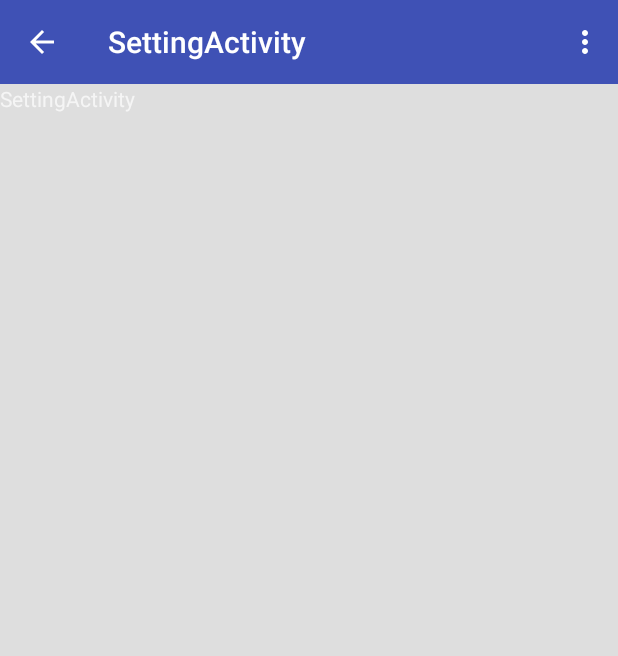
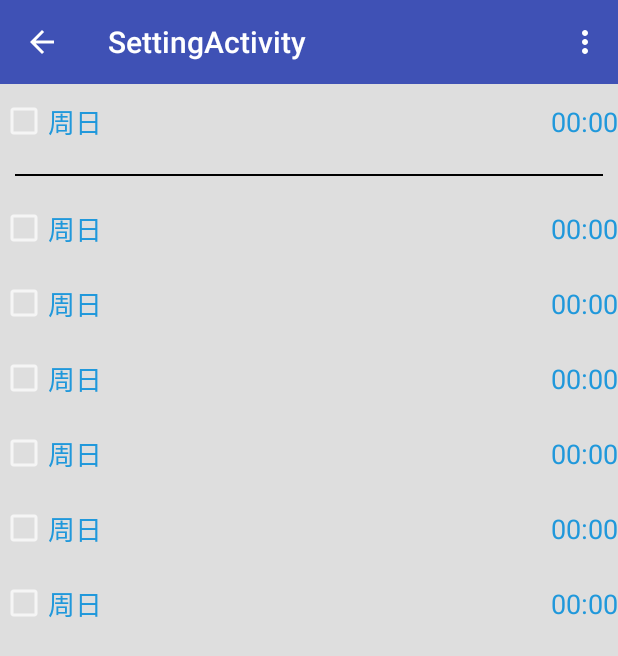
Before and after one commit to StevenKo/pullups, an Android app: the AlertSettingActivity screen opened directly, with no data from a screen before it, on a phone screen of 412 x 824 dp. Shown: the top 656 px of the screen. Run offline under Robolectric (Android 15) with nearby library versions, the phone set to English and light mode, and no system bars.

Commit message:
go pro & alertsetting

```diff
--- a/app/src/main/java/com/kosbrother/pullups/alert_setting/AlertSettingActivity.java
+++ b/app/src/main/java/com/kosbrother/pullups/alert_setting/AlertSettingActivity.java
@@ -16,7 +16,7 @@ public class AlertSettingActivity extends ActionBarActivity {
     @Override
     protected void onCreate(Bundle savedInstanceState) {
         super.onCreate(savedInstanceState);
-        setContentView(R.layout.activity_setting);
+        setContentView(R.layout.activity_alert_setting);
 
         mToolbar = (Toolbar) findViewById(R.id.toolbar_actionbar);
         setSupportActionBar(mToolbar);
--- a/app/src/main/java/com/kosbrother/pullups/training_program/TrainingProgramActivity.java
+++ b/app/src/main/java/com/kosbrother/pullups/training_program/TrainingProgramActivity.java
@@ -23,7 +23,7 @@ public class TrainingProgramActivity extends ActionBarActivity {
 
         ActionBar ab = getSupportActionBar();
         ab.setDisplayHomeAsUpEnabled(true);
-        ab.setTitle(getString(R.string.title_activity_statistic) + ":" + "tsts");
+        ab.setTitle(getString(R.string.title_activity_training_program));
     }
 
 
--- /dev/null
+++ b/app/src/main/res/layout/activity_alert_setting.xml
@@ -0,0 +1,252 @@
+<RelativeLayout xmlns:android="http://schemas.android.com/apk/res/android"
+    xmlns:tools="http://schemas.android.com/tools" android:layout_width="match_parent"
+    android:layout_height="match_parent"
+    tools:context="com.kosbrother.pullups.statistic.StatisticActivity">
+
+    <include
+        android:id="@+id/toolbar_actionbar"
+        layout="@layout/toolbar_default"
+        android:layout_width="match_parent"
+        android:layout_height="wrap_content"/>
+
+    <ScrollView
+        android:layout_width="match_parent"
+        android:layout_height="wrap_content"
+        android:layout_below="@+id/toolbar_actionbar">
+
+        <LinearLayout
+            android:layout_width="match_parent"
+            android:layout_height="50dp"
+            android:orientation="vertical">
+
+            <RelativeLayout
+                android:layout_width="match_parent"
+                android:layout_height="50dp"
+                android:orientation="horizontal"
+                android:layout_gravity="center_vertical">
+
+            <CheckBox
+                android:id="@+id/sunday_checkbox"
+                android:layout_width="wrap_content"
+                android:layout_height="match_parent"
+                />
+            <TextView
+                android:gravity="center_vertical"
+                android:layout_width="wrap_content"
+                android:layout_height="match_parent"
+                android:text="周日"
+                android:textSize="18dp"
+                android:textColor="@color/setting_text_color"
+                android:layout_toRightOf="@+id/sunday_checkbox"/>
+
+            <TextView
+                android:gravity="center_vertical"
+                android:layout_width="wrap_content"
+                android:layout_height="match_parent"
+                android:text="00:00"
+                android:textSize="18dp"
+                android:textColor="@color/setting_text_color"
+                android:layout_alignParentRight="true"/>
+
+            </RelativeLayout>
+
+            <LinearLayout
+                android:layout_width="fill_parent"
+                android:layout_height="1dp"
+                android:background="#000000"
+                android:layout_margin="10dp"></LinearLayout>
+
+            <RelativeLayout
+                android:layout_width="match_parent"
+                android:layout_height="50dp"
+                android:orientation="horizontal"
+                android:layout_gravity="center_vertical">
+
+                <CheckBox
+                    android:id="@+id/sunday_checkbox"
+                    android:layout_width="wrap_content"
+                    android:layout_height="match_parent"
+                    />
+                <TextView
+                    android:gravity="center_vertical"
+                    android:layout_width="wrap_content"
+                    android:layout_height="match_parent"
+                    android:text="周日"
+                    android:textSize="18dp"
+                    android:textColor="@color/setting_text_color"
+                    android:layout_toRightOf="@+id/sunday_checkbox"/>
+
+                <TextView
+                    android:gravity="center_vertical"
+                    android:layout_width="wrap_content"
+                    android:layout_height="match_parent"
+                    android:text="00:00"
+                    android:textSize="18dp"
+                    android:textColor="@color/setting_text_color"
+                    android:layout_alignParentRight="true"/>
+
+            </RelativeLayout>
+
+            <RelativeLayout
+                android:layout_width="match_parent"
+                android:layout_height="50dp"
+                android:orientation="horizontal"
+                android:layout_gravity="center_vertical">
+
+                <CheckBox
+                    android:id="@+id/sunday_checkbox"
+                    android:layout_width="wrap_content"
+                    android:layout_height="match_parent"
+                    />
+                <TextView
+                    android:gravity="center_vertical"
+                    android:layout_width="wrap_content"
+                    android:layout_height="match_parent"
+                    android:text="周日"
+                    android:textSize="18dp"
+                    android:textColor="@color/setting_text_color"
+                    android:layout_toRightOf="@+id/sunday_checkbox"/>
+
+                <TextView
+                    android:gravity="center_vertical"
+                    android:layout_width="wrap_content"
+                    android:layout_height="match_parent"
+                    android:text="00:00"
+                    android:textSize="18dp"
+                    android:textColor="@color/setting_text_color"
+                    android:layout_alignParentRight="true"/>
+
+            </RelativeLayout>
+
+            <RelativeLayout
+                android:layout_width="match_parent"
+                android:layout_height="50dp"
+                android:orientation="horizontal"
+                android:layout_gravity="center_vertical">
+
+                <CheckBox
+                    android:id="@+id/sunday_checkbox"
+                    android:layout_width="wrap_content"
+                    android:layout_height="match_parent"
+                    />
+                <TextView
+                    android:gravity="center_vertical"
+                    android:layout_width="wrap_content"
+                    android:layout_height="match_parent"
+                    android:text="周日"
+                    android:textSize="18dp"
+                    android:textColor="@color/setting_text_color"
+                    android:layout_toRightOf="@+id/sunday_checkbox"/>
+
+                <TextView
+                    android:gravity="center_vertical"
+                    android:layout_width="wrap_content"
+                    android:layout_height="match_parent"
+                    android:text="00:00"
+                    android:textSize="18dp"
+                    android:textColor="@color/setting_text_color"
+                    android:layout_alignParentRight="true"/>
+
+            </RelativeLayout>
+
+            <RelativeLayout
+                android:layout_width="match_parent"
+                android:layout_height="50dp"
+                android:orientation="horizontal"
+                android:layout_gravity="center_vertical">
+
+                <CheckBox
+                    android:id="@+id/sunday_checkbox"
+                    android:layout_width="wrap_content"
+                    android:layout_height="match_parent"
+                    />
+                <TextView
+                    android:gravity="center_vertical"
+                    android:layout_width="wrap_content"
+                    android:layout_height="match_parent"
+                    android:text="周日"
+                    android:textSize="18dp"
+                    android:textColor="@color/setting_text_color"
+                    android:layout_toRightOf="@+id/sunday_checkbox"/>
+
+                <TextView
+                    android:gravity="center_vertical"
+                    android:layout_width="wrap_content"
+                    android:layout_height="match_parent"
+                    android:text="00:00"
+                    android:textSize="18dp"
+                    android:textColor="@color/setting_text_color"
+                    android:layout_alignParentRight="true"/>
+
+            </RelativeLayout>
+
+            <RelativeLayout
+                android:layout_width="match_parent"
+                android:layout_height="50dp"
+                android:orientation="horizontal"
+                android:layout_gravity="center_vertical">
+
+                <CheckBox
+                    android:id="@+id/sunday_checkbox"
+                    android:layout_width="wrap_content"
+                    android:layout_height="match_parent"
+                    />
+                <TextView
+                    android:gravity="center_vertical"
+                    android:layout_width="wrap_content"
+                    android:layout_height="match_parent"
+                    android:text="周日"
+                    android:textSize="18dp"
+                    android:textColor="@color/setting_text_color"
+                    android:layout_toRightOf="@+id/sunday_checkbox"/>
+
+                <TextView
+                    android:gravity="center_vertical"
+                    android:layout_width="wrap_content"
+                    android:layout_height="match_parent"
+                    android:text="00:00"
+                    android:textSize="18dp"
+                    android:textColor="@color/setting_text_color"
+                    android:layout_alignParentRight="true"/>
+
+            </RelativeLayout>
+
+            <RelativeLayout
+                android:layout_width="match_parent"
+                android:layout_height="50dp"
+                android:orientation="horizontal"
+                android:layout_gravity="center_vertical">
+
+                <CheckBox
+                    android:id="@+id/sunday_checkbox"
+                    android:layout_width="wrap_content"
+                    android:layout_height="match_parent"
+                    />
+                <TextView
+                    android:gravity="center_vertical"
+                    android:layout_width="wrap_content"
+                    android:layout_height="match_parent"
+                    android:text="周日"
+                    android:textSize="18dp"
+                    android:textColor="@color/setting_text_color"
+                    android:layout_toRightOf="@+id/sunday_checkbox"/>
+
+                <TextView
+                    android:gravity="center_vertical"
+                    android:layout_width="wrap_content"
+                    android:layout_height="match_parent"
+                    android:text="00:00"
+                    android:textSize="18dp"
+                    android:textColor="@color/setting_text_color"
+                    android:layout_alignParentRight="true"/>
+
+            </RelativeLayout>
+
+
+
+        </LinearLayout>
+
+
+
+    </ScrollView>
+</RelativeLayout>
--- a/app/src/main/res/layout/activity_go_pro.xml
+++ b/app/src/main/res/layout/activity_go_pro.xml
@@ -12,10 +12,18 @@
     <LinearLayout
         android:layout_width="match_parent"
         android:layout_height="match_parent"
+        android:orientation="vertical"
         android:layout_below="@+id/toolbar_actionbar">
 
-        <TextView android:text="@string/title_activity_go_pro" android:layout_width="wrap_content"
-            android:layout_height="wrap_content" />
+        <ImageView
+            android:layout_width="match_parent"
+            android:layout_height="wrap_content"
+            android:src="@drawable/rampchamp_trophy"/>
+
+        <TextView
+            android:id="@+id/info_text"
+            android:layout_width="match_parent" android:layout_height="match_parent"
+            android:text="@string/hello_blank_fragment" />
 
     </LinearLayout>
 </RelativeLayout>
--- a/app/src/main/res/layout/activity_setting.xml
+++ /dev/null
@@ -1,21 +0,0 @@
-<RelativeLayout xmlns:android="http://schemas.android.com/apk/res/android"
-    xmlns:tools="http://schemas.android.com/tools" android:layout_width="match_parent"
-    android:layout_height="match_parent"
-    tools:context="com.kosbrother.pullups.statistic.StatisticActivity">
-
-    <include
-        android:id="@+id/toolbar_actionbar"
-        layout="@layout/toolbar_default"
-        android:layout_width="match_parent"
-        android:layout_height="wrap_content"/>
-
-    <LinearLayout
-        android:layout_width="match_parent"
-        android:layout_height="match_parent"
-        android:layout_below="@+id/toolbar_actionbar">
-
-        <TextView android:text="@string/title_activity_setting" android:layout_width="wrap_content"
-            android:layout_height="wrap_content" />
-
-    </LinearLayout>
-</RelativeLayout>
--- a/app/src/main/res/values/array.xml
+++ b/app/src/main/res/values/array.xml
@@ -79,8 +79,9 @@
         <item>Auxiliary Movements</item>
         <item>Muscle Graph</item>
         <item>Nutrition</item>
-        <item>Setting</item>
+        <item>Alert Setting</item>
         <item>Go Pro</item>
+        <item>Send Feedback</item>
     </string-array>
     <string-array name="navigationItemsIcons">
         <item>@drawable/ic_launcher</item>
@@ -92,5 +93,6 @@
         <item>@drawable/ic_launcher</item>
         <item>@drawable/ic_launcher</item>
         <item>@drawable/ic_launcher</item>
+        <item>@drawable/ic_launcher</item>
     </string-array>
 </resources>
--- a/app/src/main/res/values/colors.xml
+++ b/app/src/main/res/values/colors.xml
@@ -17,4 +17,6 @@
     <color name="myNavigationColor">#000000</color>
 
     <color name="selected_gray">#ffdbdbdb</color>
+
+    <color name="setting_text_color">#2098db</color>
 </resources>
```
Also changed, not shown: app/src/main/res/drawable/rampchamp_trophy.png (added).
